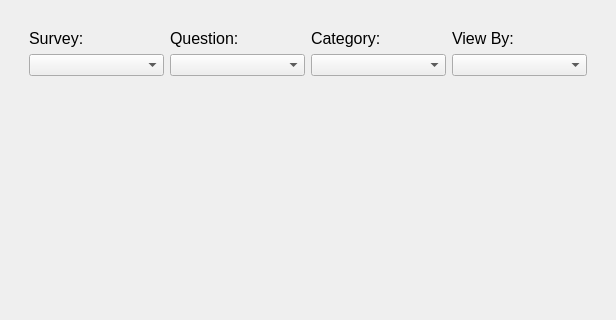
First picture: the form in src/ui_design/graph_widget.ui, repository mikukula/SAT, before the edit; both pictures show x 0 to 616 and y 0 to 320 of the 616 by 509 pixel window.
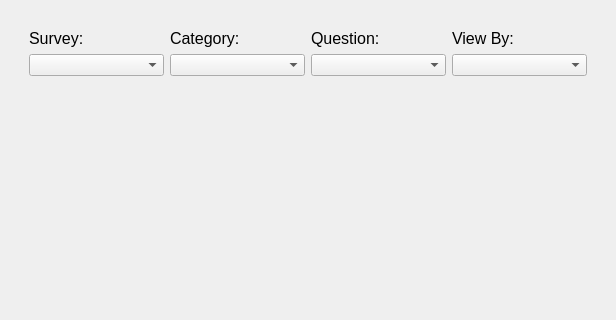
Second picture: the form after the edit.

The edit to the form file:
```diff
--- a/src/ui_design/graph_widget.ui
+++ b/src/ui_design/graph_widget.ui
@@ -39,10 +39,10 @@
         </property>
         <layout class="QGridLayout" name="gridLayout">
          <item row="1" column="2">
-          <widget class="QComboBox" name="categoryBox">
+          <widget class="QComboBox" name="questionBox">
            <property name="maximumSize">
             <size>
-             <width>180</width>
+             <width>400</width>
              <height>16777215</height>
             </size>
            </property>
@@ -51,14 +51,14 @@
          <item row="0" column="1">
           <widget class="QLabel" name="label_3">
            <property name="text">
-            <string>&lt;html&gt;&lt;head/&gt;&lt;body&gt;&lt;p&gt;&lt;span style=&quot; font-size:12pt;&quot;&gt;Question:&lt;/span&gt;&lt;/p&gt;&lt;/body&gt;&lt;/html&gt;</string>
+            <string>&lt;html&gt;&lt;head/&gt;&lt;body&gt;&lt;p&gt;&lt;span style=&quot; font-size:12pt;&quot;&gt;Category:&lt;/span&gt;&lt;/p&gt;&lt;/body&gt;&lt;/html&gt;</string>
            </property>
           </widget>
          </item>
          <item row="0" column="2">
           <widget class="QLabel" name="label_2">
            <property name="text">
-            <string>&lt;html&gt;&lt;head/&gt;&lt;body&gt;&lt;p&gt;&lt;span style=&quot; font-size:12pt;&quot;&gt;Category:&lt;/span&gt;&lt;/p&gt;&lt;/body&gt;&lt;/html&gt;</string>
+            <string>&lt;html&gt;&lt;head/&gt;&lt;body&gt;&lt;p&gt;&lt;span style=&quot; font-size:12pt;&quot;&gt;Question:&lt;/span&gt;&lt;/p&gt;&lt;/body&gt;&lt;/html&gt;</string>
            </property>
           </widget>
          </item>
@@ -80,7 +80,7 @@
           </widget>
          </item>
          <item row="1" column="1">
-          <widget class="QComboBox" name="questionBox">
+          <widget class="QComboBox" name="categoryBox">
            <property name="sizePolicy">
             <sizepolicy hsizetype="Preferred" vsizetype="Fixed">
              <horstretch>0</horstretch>
@@ -89,7 +89,7 @@
            </property>
            <property name="maximumSize">
             <size>
-             <width>400</width>
+             <width>180</width>
              <height>16777215</height>
             </size>
            </property>
```
